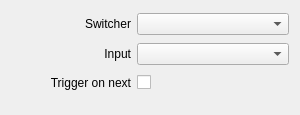
Old version of the form src/Widgets/Inspector/TriCaster/InspectorInputWidget.ui in the repository CasparCG/client.
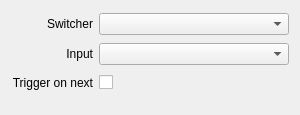
New version of the form.

Commit message: Remove minimumSize constraint from labels

```diff
--- a/src/Widgets/Inspector/TriCaster/InspectorInputWidget.ui
+++ b/src/Widgets/Inspector/TriCaster/InspectorInputWidget.ui
@@ -59,12 +59,6 @@
    </item>
    <item row="2" column="0">
     <widget class="QLabel" name="labelTriggerOnNext">
-     <property name="minimumSize">
-      <size>
-       <width>120</width>
-       <height>0</height>
-      </size>
-     </property>
      <property name="text">
       <string>Trigger on next</string>
      </property>
@@ -85,12 +79,6 @@
    </item>
    <item row="0" column="0">
     <widget class="QLabel" name="labelSwitcher">
-     <property name="minimumSize">
-      <size>
-       <width>120</width>
-       <height>0</height>
-      </size>
-     </property>
      <property name="text">
       <string>Switcher</string>
      </property>
@@ -101,12 +89,6 @@
    </item>
    <item row="1" column="0">
     <widget class="QLabel" name="labelInput">
-     <property name="minimumSize">
-      <size>
-       <width>120</width>
-       <height>0</height>
-      </size>
-     </property>
      <property name="text">
       <string>Input</string>
      </property>
```
The commit also changes 53 other files.
